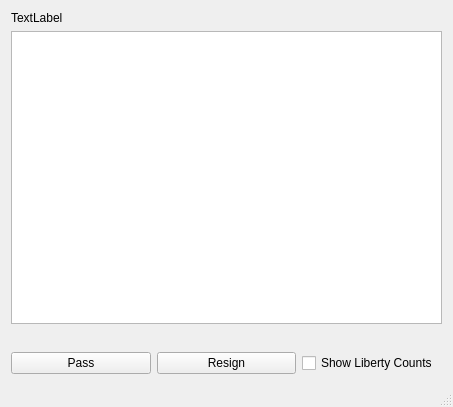
Old version of the form mainwindow.ui in the repository MangoCats/gomer.
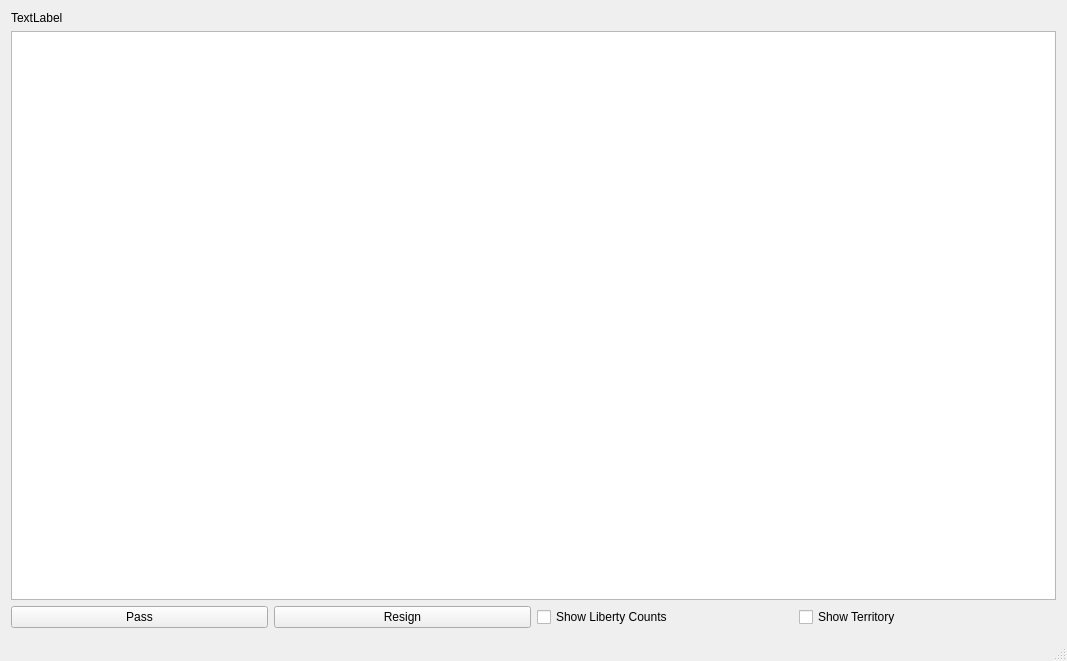
New version of the form.

Commit message: add territory calculation

Patch:
```diff
--- a/mainwindow.ui
+++ b/mainwindow.ui
@@ -6,8 +6,8 @@
    <rect>
     <x>0</x>
     <y>0</y>
-    <width>453</width>
-    <height>407</height>
+    <width>1067</width>
+    <height>661</height>
    </rect>
   </property>
   <property name="windowTitle">
@@ -37,7 +37,7 @@
     <item row="2" column="0">
      <layout class="QHBoxLayout" name="horizontalLayout">
       <property name="topMargin">
-       <number>22</number>
+       <number>0</number>
       </property>
       <item>
        <widget class="QPushButton" name="pass">
@@ -60,6 +60,13 @@
         </property>
        </widget>
       </item>
+      <item>
+       <widget class="QCheckBox" name="showTerritory">
+        <property name="text">
+         <string>Show Territory</string>
+        </property>
+       </widget>
+      </item>
      </layout>
     </item>
    </layout>
```
Left out of the diff: 2 changed lines with no effect on the pictures. The commit also changes 13 other files.
